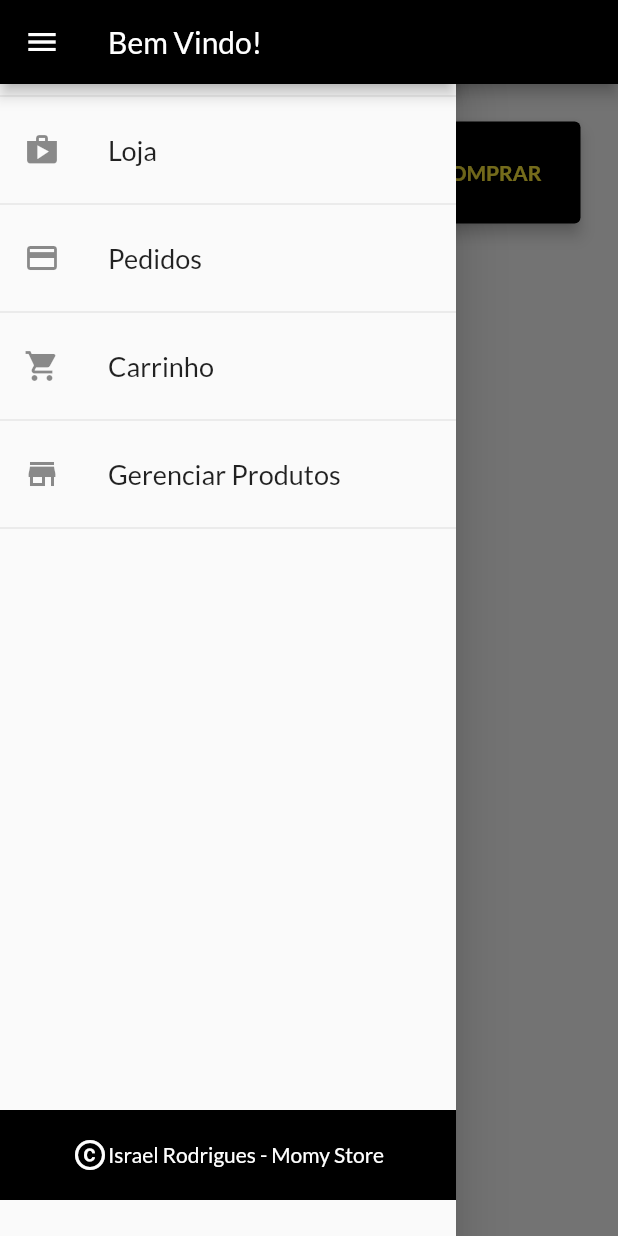
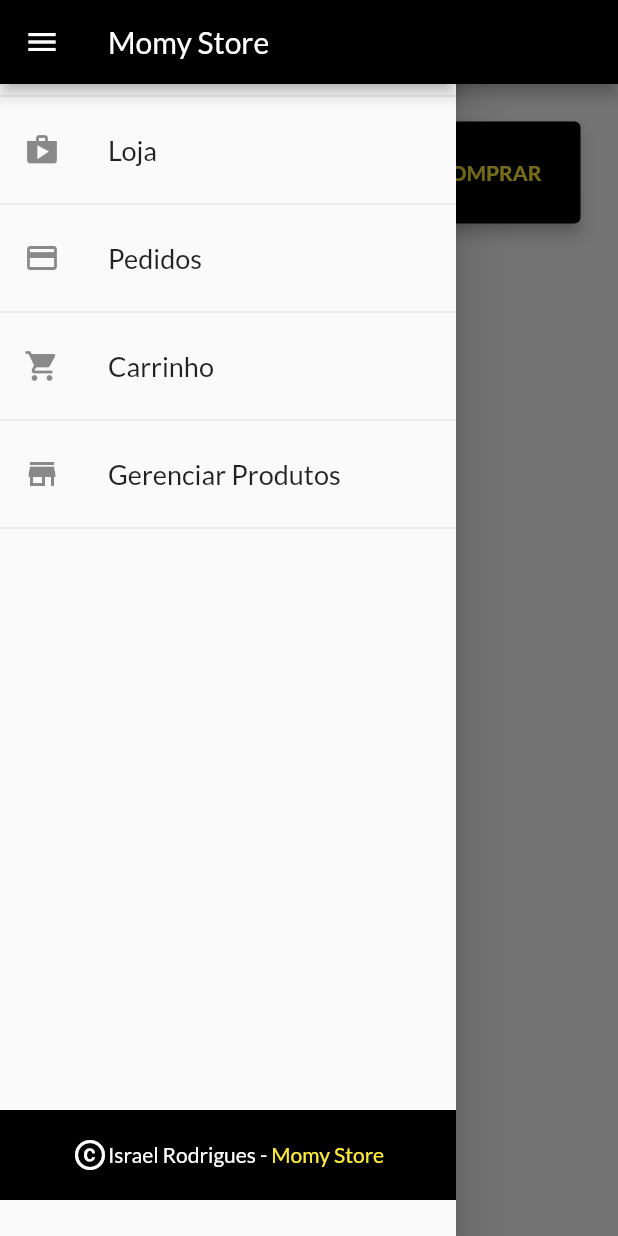
Before and after one commit to Isra0210/loja, a Flutter app: the CartScreen screen opened by its route, with the side drawer open, on a phone screen of 412 x 824 dp. Run offline on Flutter 3.47's test engine with Material 2 defaults, Android fonts, the phone set to English and light mode, and no system bars; network calls fail.

```diff
--- a/lib/components/AppDrawer.dart
+++ b/lib/components/AppDrawer.dart
@@ -9,7 +9,7 @@ class AppDrawer extends StatelessWidget {
         children: <Widget>[
           AppBar(
             title: Text(
-              'Bem Vindo!',
+              'Momy Store',
             ),
             backgroundColor: Colors.black,
           ),
@@ -68,14 +68,22 @@ class AppDrawer extends StatelessWidget {
           ),
           Divider(),
           Container(
-            margin: EdgeInsets.only(top: MediaQuery.of(context).size.height - 444),
+            margin:
+                EdgeInsets.only(top: MediaQuery.of(context).size.height - 444),
             height: 60,
             color: Colors.black,
             child: Row(
               mainAxisAlignment: MainAxisAlignment.center,
               children: <Widget>[
-                Icon(Icons.copyright, color: Colors.white,),
-                Text('Israel Rodrigues - Momy Store', style: TextStyle(color: Colors.white),),
+                Icon(
+                  Icons.copyright,
+                  color: Colors.white,
+                ),
+                Text('Israel Rodrigues - ',style: TextStyle(color: Colors.white),),
+                Text(
+                  'Momy Store',
+                  style: TextStyle(color: Colors.yellow),
+                ),
               ],
             ),
           ),
--- /dev/null
+++ b/lib/exceptions/HttpException.dart
@@ -0,0 +1,10 @@
+class HttpException implements Exception {
+  final String msg;
+
+  const HttpException(this.msg);
+
+  @override
+  String toString() {
+    return msg;
+  }
+}
--- /dev/null
+++ b/lib/utils/Constantes.dart
@@ -0,0 +1,3 @@
+class Constantes {
+  static const BASE_API_URL = 'https://momy-story.firebaseio.com';
+}
--- a/lib/view/CartScreen.dart
+++ b/lib/view/CartScreen.dart
@@ -47,17 +47,7 @@ class CartScreen extends StatelessWidget {
                     backgroundColor: Colors.yellow,
                   ),
                   Spacer(), //Ocupa espaço a mais
-                  FlatButton(
-                    child: Text(
-                      'COMPRAR',
-                      style: TextStyle(
-                          color: Colors.yellow, fontWeight: FontWeight.bold),
-                    ),
-                    onPressed: () {
-                      Provider.of<Orders>(context, listen: false).addOrder(cart);
-                      cart.clear();
-                    },
-                  ),
+                  OrderButton(cart: cart),
                 ],
               ),
             ),
@@ -74,3 +64,47 @@ class CartScreen extends StatelessWidget {
     );
   }
 }
+
+class OrderButton extends StatefulWidget {
+  const OrderButton({
+    Key key,
+    @required this.cart,
+  }) : super(key: key);
+
+  final Cart cart;
+
+  @override
+  _OrderButtonState createState() => _OrderButtonState();
+}
+
+class _OrderButtonState extends State<OrderButton> {
+  bool _isLoading = false;
+
+  @override
+  Widget build(BuildContext context) {
+    return FlatButton(
+      child: _isLoading
+          ? CircularProgressIndicator()
+          : Text(
+              'COMPRAR',
+              style:
+                  TextStyle(color: Colors.yellow, fontWeight: FontWeight.bold),
+            ),
+      onPressed: widget.cart.totalAmount == 0
+          ? null
+          : () async {
+              setState(() {
+                _isLoading = true;
+              });
+
+              await Provider.of<Orders>(context, listen: false)
+                  .addOrder(widget.cart);
+              widget.cart.clear();
+
+              setState(() {
+                _isLoading = false;
+              });
+            },
+    );
+  }
+}
--- a/pubspec.yaml
+++ b/pubspec.yaml
@@ -21,6 +21,7 @@ dependencies:
     sdk: flutter
   provider: ^4.0.5
   intl: ^0.16.1
+  http: ^0.12.1
 
   # The following adds the Cupertino Icons font to your application.
   # Use with the CupertinoIcons class for iOS style icons.
```
Also changed, not shown: lib/components/ProductCrudItem.dart (+15 -5 lines), lib/providers/Product.dart (+24 -2 lines), lib/providers/orders.dart (+64 -4 lines), lib/providers/products.dart (+67 -10 lines), lib/view/OrdersScreen.dart (+39 -4 lines), lib/view/ProductCrudScreen.dart (+9 -1 lines), lib/view/ProductFormsScreen.dart (+44 -8 lines), lib/view/ProductOverviewScreen.dart (+18 -1 lines), lib/providers/Cart.dart (line endings or trailing spaces), pubspec.lock.
